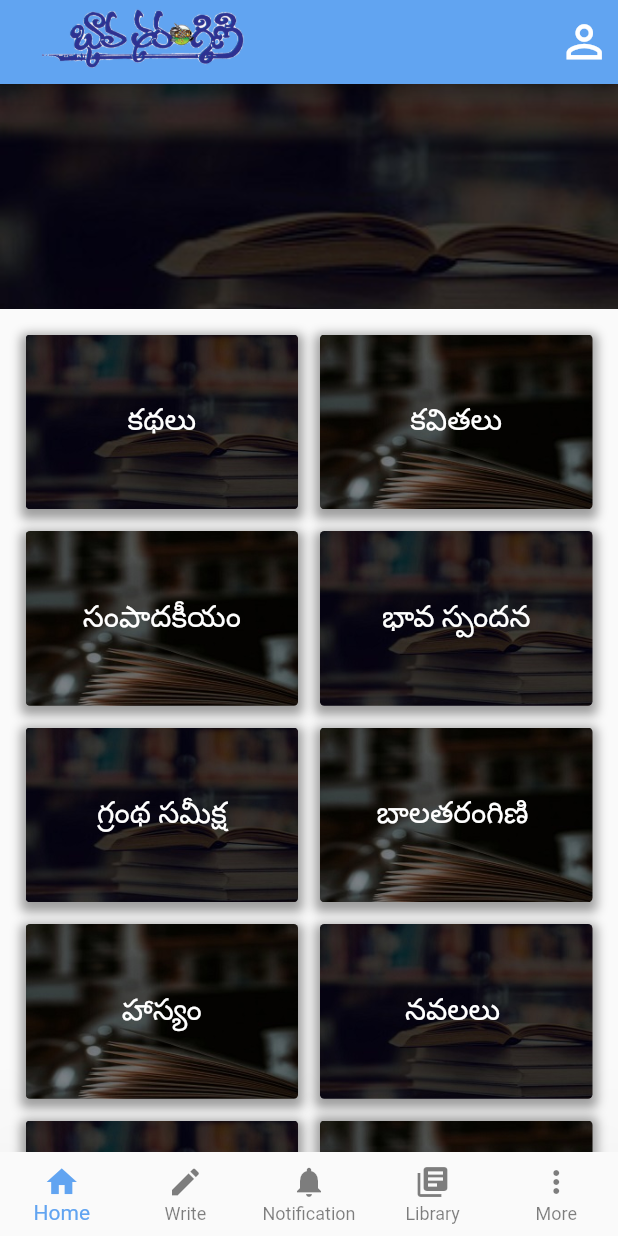
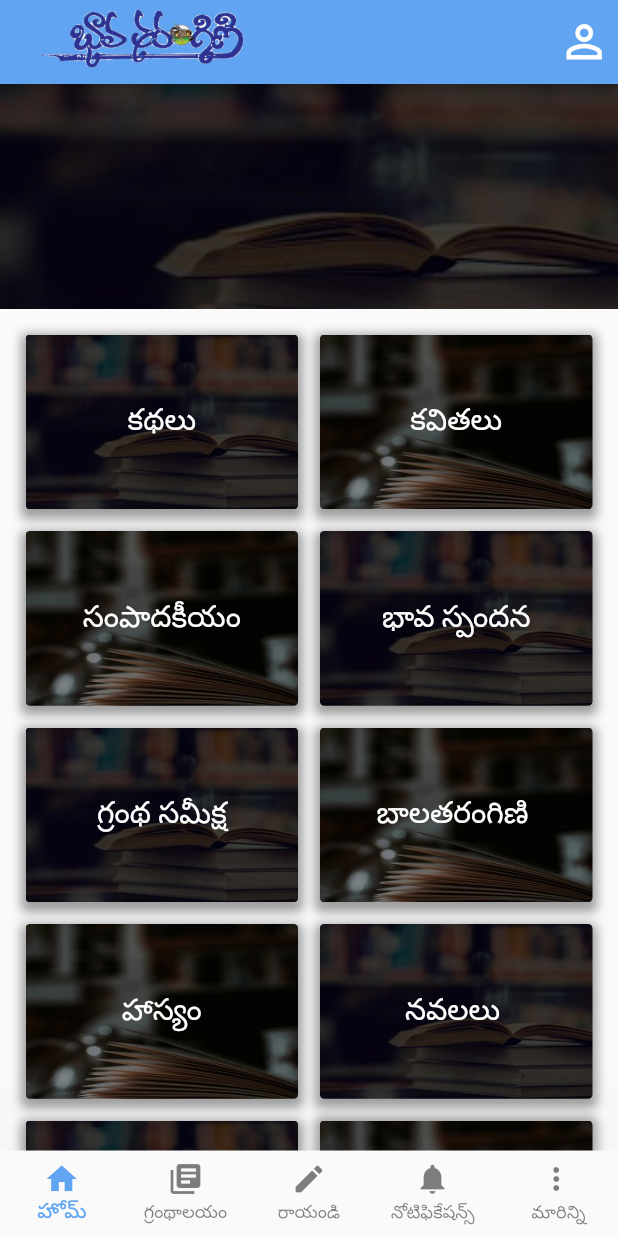
Before and after one commit to pramod1109/online_book, a Flutter app: the PhoneProfileInputScreen screen opened directly with empty values, after a tap on "SUBMIT", on a phone screen of 412 x 824 dp. Run offline on Flutter 3.47's test engine with Material 2 defaults, Android fonts, the phone set to English and light mode, and no system bars; drawn by our look-alikes of carousel_pro; our stand-ins replace cloud_firestore, firebase_auth, firebase_storage, flutter_html, google_sign_in, image_picker; missing offline and left inert: notustohtml, quill_delta, zefyr; accounts and stored records are empty; network calls fail.

Commit message:
bottom nav edited

```diff
--- a/lib/screens/ProfileScreen.dart
+++ b/lib/screens/ProfileScreen.dart
@@ -222,7 +222,7 @@ class _ProfileScreenState extends State<ProfileScreen> {
                                 ),
                               ],
                             )),
-                        Padding(
+                        /*Padding(
                             padding: EdgeInsets.only(
                                 left: 25.0, right: 25.0, top: 25.0),
                             child: new Row(
@@ -241,7 +241,7 @@ class _ProfileScreenState extends State<ProfileScreen> {
                                   ],
                                 ),
                               ],
-                            )),
+
                         Padding(
                             padding: EdgeInsets.only(
                                 left: 25.0, right: 25.0, top: 2.0),
@@ -262,7 +262,7 @@ class _ProfileScreenState extends State<ProfileScreen> {
                                   ),
                                 ),
                               ],
-                            )),
+                            )),*/
                         Padding(
                             padding: EdgeInsets.only(
                                 left: 25.0, right: 25.0, top: 25.0),
--- a/lib/screens/homescreen.dart
+++ b/lib/screens/homescreen.dart
@@ -6,15 +6,16 @@ import 'package:online_book/screens/home_first.dart';
 import 'package:online_book/screens/write_screen.dart';
 
 List<String> _contents = <String>[
-  'Home',
-  'Write',
-  'Notification',
-  'More',
-  'Library'
+  'హోమ్',
+  'గ్రంథాలయం',
+  'రాయండి',
+  'నోటిఫికేషన్స్',
+  ' మారిన్ని',
 ];
 
 class HomeScreen extends StatefulWidget {
   final uid;
+
   HomeScreen({@required this.uid});
 
   @override
@@ -66,20 +67,20 @@ class _HomeScreenState extends State<HomeScreen> {
           title: Text(_contents[0]),
         ),
         BottomNavigationBarItem(
-          icon: Icon(Icons.mode_edit),
+          icon: Icon(Icons.library_books),
           title: Text(_contents[1]),
         ),
         BottomNavigationBarItem(
-          icon: Icon(Icons.notifications),
+          icon: Icon(Icons.mode_edit),
           title: Text(_contents[2]),
         ),
         BottomNavigationBarItem(
-          icon: Icon(Icons.library_books),
-          title: Text(_contents[4]),
+          icon: Icon(Icons.notifications),
+          title: Text(_contents[3]),
         ),
         BottomNavigationBarItem(
           icon: Icon(Icons.more_vert),
-          title: Text(_contents[3]),
+          title: Text(_contents[4]),
         ),
       ],
     );
@@ -90,9 +91,12 @@ class _HomeScreenState extends State<HomeScreen> {
     return MaterialApp(
         title: 'భావతరంగిణి',
         debugShowCheckedModeBanner: false,
-        home:Scaffold(
+        home: Scaffold(
           appBar: AppBar(
-              title: Image.asset('assets/images/Logo_Bhavatarangini.png',fit: BoxFit.contain, height: 64,
+            title: Image.asset(
+              'assets/images/Logo_Bhavatarangini.png',
+              fit: BoxFit.contain,
+              height: 64,
             ),
             backgroundColor: Color(0xff61A4F1),
             actions: <Widget>[
@@ -103,12 +107,12 @@ class _HomeScreenState extends State<HomeScreen> {
                   size: 35.0,
                 ),
                 onPressed: () {
-                    Navigator.push(context, MaterialPageRoute(builder: (context)=>ProfileScreen()));
+                  Navigator.push(context,
+                      MaterialPageRoute(builder: (context) => ProfileScreen()));
                 },
               ),
             ],
           ),
-
           body: BottomNavContents(
             index: _currentIndex,
             uid: widget.uid,
@@ -116,12 +120,12 @@ class _HomeScreenState extends State<HomeScreen> {
           bottomNavigationBar: _myBottomNavBar(),
         ));
   }
-
 }
 
 class BottomNavContents extends StatelessWidget {
   final int index;
   String uid;
+
   BottomNavContents({this.index, this.uid});
 
   @override
@@ -138,9 +142,9 @@ class BottomNavContents extends StatelessWidget {
       case 0:
         return HomeFirst(uid);
       case 1:
+        return Text("Coming soon");
+      case 2:
         return WriteScreen();
-      case 2:
-        return Text("Coming soon");
       case 3:
         return Text("Coming soon");
       default:
```
Lines whose indentation alone changed are shown as unchanged.
